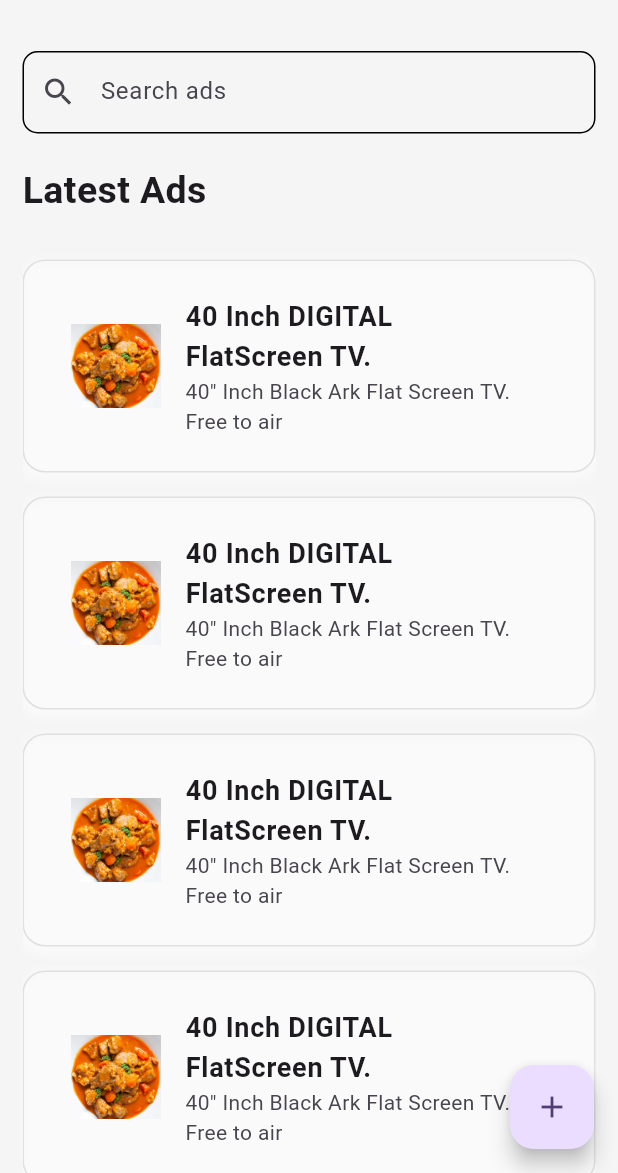
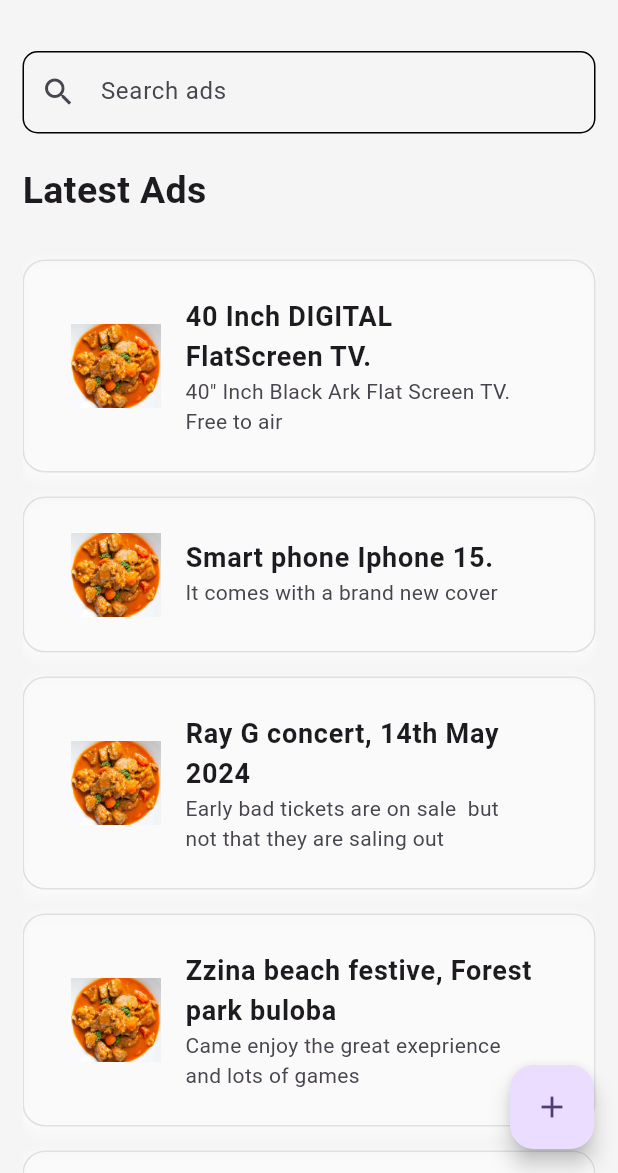
Before and after one commit to kasujjabash/promnotic, a Flutter app: the HomeScreen screen opened directly, on a phone screen of 412 x 824 dp, the part 63-1236 px from its top. Run offline on Flutter 3.47's test engine with Material 3 defaults, Android fonts, the light colour scheme and no system bars; our stand-ins replace image_picker.

Commit message:
UI update

```diff
--- a/lib/Screen/home_screen.dart
+++ b/lib/Screen/home_screen.dart
@@ -3,6 +3,7 @@ import 'package:flutter/material.dart';
 import 'package:promnotic/models/ads.dart';
 import '../componets/adverts_tile.dart';
 import '../componets/my_textfield.dart';
+import 'details_page.dart';
 import 'form.dart';
 
 class HomeScreen extends StatelessWidget {
@@ -54,12 +55,24 @@ class HomeScreen extends StatelessWidget {
             ),
             //ads tile
             Expanded(
-                child: ListView.builder(
-                    itemCount: Advertisment().adverts.length,
-                    itemBuilder: (context, index) {
-                      final adverts = Advertisment().adverts[index];
-                      return AdvertsTile(adverts: adverts);
-                    }))
+              child: ListView.builder(
+                itemCount: Advertisment().adverts.length,
+                itemBuilder: (context, index) {
+                  final adverts = Advertisment().adverts[index];
+                  return AdvertsTile(
+                    adverts: adverts,
+                    onTap: () => Navigator.push(
+                      context,
+                      MaterialPageRoute(
+                        builder: (contex) => DetailsScreen(
+                          advert: adverts,
+                        ),
+                      ),
+                    ),
+                  );
+                },
+              ),
+            ),
           ],
         ),
       ),
--- a/lib/componets/adverts_tile.dart
+++ b/lib/componets/adverts_tile.dart
@@ -3,13 +3,16 @@ import 'package:flutter/material.dart';
 import '../models/adverts_model.dart';
 
 class AdvertsTile extends StatelessWidget {
-  final Adverts adverts;
-  const AdvertsTile({super.key, required this.adverts});
+  final Advert adverts;
+  final Function()? onTap;
+  const AdvertsTile({super.key, required this.adverts, required this.onTap});
 
   @override
   Widget build(BuildContext context) {
     return Padding(
       padding: const EdgeInsets.symmetric(vertical: 8),
+      child: GestureDetector(
+        onTap: onTap,
         child: Container(
           padding: const EdgeInsets.all(15),
           decoration: BoxDecoration(
@@ -37,7 +40,7 @@ class AdvertsTile extends StatelessWidget {
               style: const TextStyle(fontSize: 18, fontWeight: FontWeight.bold),
             ),
             subtitle: Text(adverts.description),
-
+          ),
         ),
       ),
     );
--- a/lib/models/ads.dart
+++ b/lib/models/ads.dart
@@ -1,43 +1,69 @@
+import 'package:flutter/material.dart';
+
 import 'adverts_model.dart';
 
-class Advertisment {
+class Advertisment extends ChangeNotifier {
   //list of adverts
-  final List<Adverts> adverts = [
+  final List<Advert> _adverts = [
     // adverts 1
-    Adverts(
+    Advert(
         title: '40 Inch DIGITAL FlatScreen TV.',
         description: '40" Inch Black Ark Flat Screen TV. Free to air ',
         imagePath: 'lib/images/beef_chew.jpg',
+        quantity: 10,
+        price: "890,000",
+
         ),
     // adverts 2
-    Adverts(
-      title: '40 Inch DIGITAL FlatScreen TV.',
-      description: '40" Inch Black Ark Flat Screen TV. Free to air',
+    Advert(
+        title: 'Smart phone Iphone 15.',
+        description: 'It comes with a brand new cover',
         imagePath: 'lib/images/beef_chew.jpg',
-    ),
+        quantity: 1,
+        price: "6.5M"),
     // adverts 3
-    Adverts(
-      title: '40 Inch DIGITAL FlatScreen TV.',
-      description: '40" Inch Black Ark Flat Screen TV. Free to air',
+    Advert(
+        title: 'Ray G concert, 14th May 2024',
+        description:
+            'Early bad tickets are on sale  but not that they are saling out',
         imagePath: 'lib/images/beef_chew.jpg',
-    ),
+        quantity: 1,
+        price: "20,000"),
     // adverts 4
-    Adverts(
-      title: '40 Inch DIGITAL FlatScreen TV.',
-      description: '40" Inch Black Ark Flat Screen TV. Free to air',
+    Advert(
+        title: 'Zzina beach festive, Forest park buloba',
+        description: 'Came enjoy the great exeprience and lots of games',
         imagePath: 'lib/images/beef_chew.jpg',
-    ),
+        quantity: 1,
+        price: "20,000"),
     // adverts 5
-    Adverts(
-      title: '40 Inch DIGITAL FlatScreen TV.',
-      description: '40" Inch Black Ark Flat Screen TV. Free to air',
+    Advert(
+        title: 'Chairs on sale, And we buy old chairs,',
+        description: 'Contacts in my profile, give me ring',
         imagePath: 'lib/images/beef_chew.jpg',
-    ),
+        quantity: 30,
+        price: "250,000"),
     // adverts 6
-    Adverts(
-      title: '40 Inch DIGITAL FlatScreen TV.',
-      description: '40" Inch Black Ark Flat Screen TV. Free to air',
+    Advert(
+        title: 'Alex collections, Mutundwe',
+        description:
+            'We are the leading fashon group in uganda, and try on the brand new fashons',
         imagePath: 'lib/images/beef_chew.jpg',
-    ),
+        quantity: 1,
+        price: "350,000"),
   ];
+  /*
+     G E T T E R S
+     */
+  List<Advert> get adverts => _adverts;
+
+  /*
+     O P E R A T I O N S
+
+     */
+  //create an post an advert
+  //add advert to favourates
+  //call the advertiser /  seller
+  //message the advertiser / seller
+  //filter out on search
 }
--- a/lib/models/adverts_model.dart
+++ b/lib/models/adverts_model.dart
@@ -1,14 +1,21 @@
-class Adverts {
+class Advert {
   final String title;
   final String description;
   final String imagePath;
+  final double quantity;
+  final String price;
+
+
+
   // final String rating;
 
-  Adverts(
+  Advert(
       {required this.title,
       required this.description,
-      // required this.rating,
-      required this.imagePath});
+      required this.quantity,
+      required this.imagePath,
+      required this.price
+      });
 }
 
 //adverts categories
```
Also changed, not shown: lib/Screen/details_page.dart (+91 -25 lines), lib/componets/button.dart (+29 -5 lines), lib/componets/profile_section.dart (+21 -2 lines), lib/main.dart (+2 -5 lines). Lines whose indentation alone changed are shown as unchanged.
